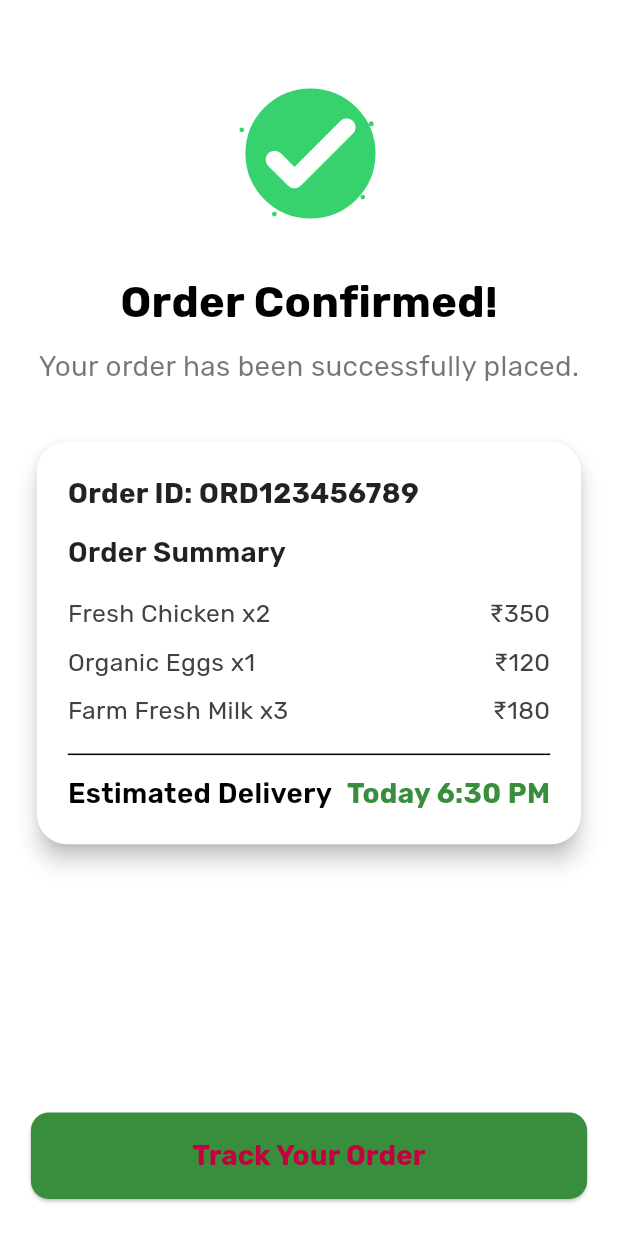
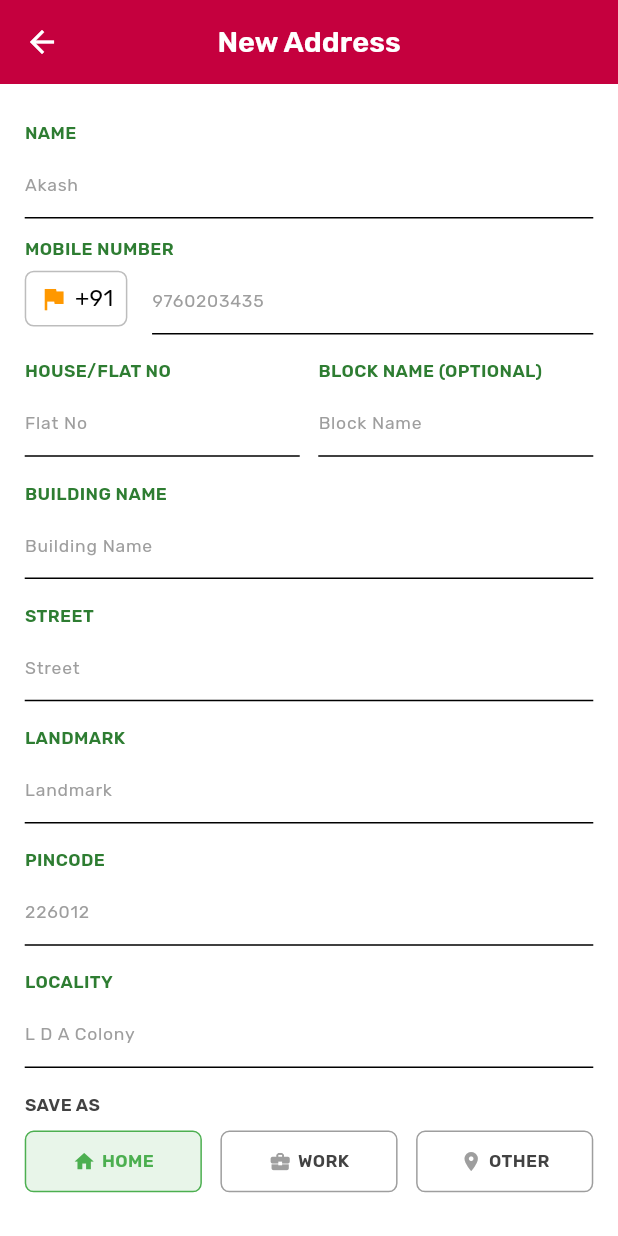
Before and after one commit to aakashmarv/warsimeetbazar, a Flutter app: the CartScreen screen opened by its route, after a tap on "Add Address", on a phone screen of 412 x 824 dp. Run offline on Flutter 3.47's test engine with Material 3 defaults, Android fonts, the light colour scheme and no system bars; our stand-ins replace get, google_fonts, google_maps_flutter, lottie, lucide_icons_flutter, permission_handler and 3 more; accounts and stored records are empty; statements that could not run were skipped.

Commit message:
changes
changes

```diff
--- a/lib/roots/routes.dart
+++ b/lib/roots/routes.dart
@@ -1,3 +1,4 @@
+import 'package:dry_fish/views/address/new_address_screen.dart';
 import 'package:dry_fish/views/auth/login_screen.dart';
 import 'package:dry_fish/views/auth/otp_verification_screen.dart';
 import 'package:dry_fish/views/cart/cart_screen.dart';
@@ -5,6 +6,7 @@ import 'package:dry_fish/views/dashboard/dasboard_screen.dart';
 import 'package:dry_fish/views/onboarding/onboarding_screen.dart';
 import 'package:dry_fish/views/order/order_confirmation_screen.dart';
 import 'package:dry_fish/views/order/order_tracking_screen.dart';
+import 'package:dry_fish/views/search_screen.dart';
 import 'package:dry_fish/views/splash_screen.dart';
 import 'package:get/get.dart';
 
@@ -17,6 +19,8 @@ class AppRoutes {
   static const cart = '/cart';
   static const orderConfirmer = '/orderConfirmer';
   static const orderTracking = '/orderTracking';
+  static const newAddress = '/newAddress';
+  static const search = '/search';
 
   static const _defaultTransition = Transition.cupertino;
   static const _transitionDuration = Duration(milliseconds: 500);
@@ -43,6 +47,8 @@ class AppRoutes {
       _buildPage(name: cart, page: () => CartScreen()),
       _buildPage(name: orderConfirmer, page: () => OrderConfirmationScreen()),
       _buildPage(name: orderTracking, page: () => OrderTrackingScreen()),
+      _buildPage(name: newAddress, page: () => NewAddressScreen()),
+      _buildPage(name: search, page: () => SearchScreen()),
 
     ];
   }
--- /dev/null
+++ b/lib/views/address/new_address_screen.dart
@@ -0,0 +1,209 @@
+import 'package:flutter/material.dart';
+import 'package:get/get.dart';
+import 'package:sizer/sizer.dart';
+
+class NewAddressScreen extends StatelessWidget {
+  const NewAddressScreen({super.key});
+
+  @override
+  Widget build(BuildContext context) {
+    return Scaffold(
+      appBar: AppBar(
+        leading: IconButton(
+          icon: const Icon(Icons.arrow_back),
+          onPressed: () => Get.back(),
+        ),
+        title: Text(
+          "New Address",
+          style: TextStyle(
+            fontSize: 18.sp,
+            fontWeight: FontWeight.w600,
+          ),
+        ),
+        centerTitle: true,
+      ),
+      body: SingleChildScrollView(
+        padding: EdgeInsets.symmetric(horizontal: 4.w, vertical: 1.h),
+        child: Column(
+          crossAxisAlignment: CrossAxisAlignment.start,
+          children: [
+            _buildTextField("NAME", "Akash"),
+            _buildMobileField(),
+            Row(
+              children: [
+                Expanded(
+                  child: _buildTextField("HOUSE/FLAT NO", "Flat No"),
+                ),
+                SizedBox(width: 3.w),
+                Expanded(
+                  child: _buildTextField("BLOCK NAME (OPTIONAL)", "Block Name"),
+                ),
+              ],
+            ),
+            _buildTextField("BUILDING NAME", "Building Name"),
+            _buildTextField("STREET", "Street"),
+            _buildTextField("LANDMARK", "Landmark"),
+            _buildTextField("PINCODE", "226012"),
+            _buildTextField("LOCALITY", "L D A Colony"),
+            SizedBox(height: 2.h),
+            Text(
+              "SAVE AS",
+              style: TextStyle(
+                fontSize: 14.sp,
+                fontWeight: FontWeight.w600,
+                color: Colors.grey[800],
+              ),
+            ),
+            SizedBox(height: 1.h),
+            Row(
+              children: [
+                _buildSaveAsButton("HOME", Icons.home, true),
+                SizedBox(width: 3.w),
+                _buildSaveAsButton("WORK", Icons.business_center, false),
+                SizedBox(width: 3.w),
+                _buildSaveAsButton("OTHER", Icons.location_on, false),
+              ],
+            ),
+            SizedBox(height: 4.h),
+            SafeArea(
+              minimum: EdgeInsets.only(
+                bottom: MediaQuery.of(context).viewPadding.bottom + 12, // adds safe padding
+              ),
+              child: SizedBox(
+                width: double.infinity,
+                height: 6.h,
+                child: ElevatedButton(
+                  style: ElevatedButton.styleFrom(
+                    backgroundColor: Colors.green,
+                    shape: RoundedRectangleBorder(
+                      borderRadius: BorderRadius.circular(10.sp),
+                    ),
+                  ),
+                  onPressed: () {},
+                  child: Text(
+                    "SAVE ADDRESS",
+                    style: TextStyle(
+                      fontSize: 14.sp,
+                      fontWeight: FontWeight.w600,
+                      color: Colors.white,
+                    ),
+                  ),
+                ),
+              ),
+            )
+
+          ],
+        ),
+      ),
+    );
+  }
+
+  Widget _buildTextField(String label, String hint) {
+    return Padding(
+      padding: EdgeInsets.only(top: 2.h),
+      child: Column(
+        crossAxisAlignment: CrossAxisAlignment.start,
+        children: [
+          Text(
+            label,
+            style: TextStyle(
+              fontSize: 14.sp,
+              fontWeight: FontWeight.w600,
+              color: Colors.green[800],
+            ),
+          ),
+          TextField(
+            decoration: InputDecoration(
+              hintText: hint,
+              hintStyle: TextStyle(fontSize: 14.sp, color: Colors.grey),
+              border: const UnderlineInputBorder(),
+            ),
+          ),
+        ],
+      ),
+    );
+  }
+
+  Widget _buildMobileField() {
+    return Padding(
+      padding: EdgeInsets.only(top: 1.5.h),
+      child: Column(
+        crossAxisAlignment: CrossAxisAlignment.start,
+        children: [
+          Text(
+            "MOBILE NUMBER",
+            style: TextStyle(
+              fontSize: 14.sp,
+              fontWeight: FontWeight.w600,
+              color: Colors.green[800],
+            ),
+          ),
+          Row(
+            children: [
+              Container(
+                padding: EdgeInsets.symmetric(horizontal: 2.w, vertical: 0.8.h),
+                decoration: BoxDecoration(
+                  border: Border.all(color: Colors.grey.shade400),
+                  borderRadius: BorderRadius.circular(10.sp),
+                ),
+                child: Row(
+                  children: [
+                    const Icon(Icons.flag, color: Colors.orange,size: 20,),
+                    SizedBox(width: 1.w),
+                    Text(
+                      "+91",
+                      style: TextStyle(fontSize: 16.sp),
+                    ),
+                  ],
+                ),
+              ),
+              SizedBox(width: 4.w),
+              Expanded(
+                child: TextField(
+                  keyboardType: TextInputType.phone,
+                  decoration: InputDecoration(
+                    hintText: "9760203435",
+                    hintStyle:
+                    TextStyle(fontSize: 14.sp, color: Colors.grey),
+                    border: const UnderlineInputBorder(),
+                  ),
+                ),
+              )
+            ],
+          )
+        ],
+      ),
+    );
+  }
+
+  Widget _buildSaveAsButton(String text, IconData icon, bool selected) {
+    return Expanded(
+      child: Container(
+        height: 5.h,
+        decoration: BoxDecoration(
+          borderRadius: BorderRadius.circular(10.sp),
+          border: Border.all(
+            color: selected ? Colors.green : Colors.grey,
+            width: 1,
+          ),
+          color: selected ? Colors.green.shade50 : Colors.transparent,
+        ),
+        child: Row(
+          mainAxisAlignment: MainAxisAlignment.center,
+          children: [
+            Icon(icon, size: 16.sp, color: selected ? Colors.green : Colors.grey),
+            SizedBox(width: 1.w),
+            Text(
+              text,
+              style: TextStyle(
+                fontSize: 14.sp,
+                fontWeight: FontWeight.w600,
+                color: selected ? Colors.green : Colors.grey[800],
+              ),
+            ),
+          ],
+        ),
+      ),
+    );
+  }
+}
--- a/lib/views/cart/cart_screen.dart
+++ b/lib/views/cart/cart_screen.dart
@@ -211,7 +211,7 @@ class _CartScreenState extends State<CartScreen> {
                       text: "Add Address",
                       withShadow: true,
                       onTap: () {
-                        Get.toNamed(AppRoutes.orderConfirmer);
+                        Get.toNamed(AppRoutes.newAddress);
                       },
                     ),
                   ],
--- a/lib/views/dashboard/dasboard_screen.dart
+++ b/lib/views/dashboard/dasboard_screen.dart
@@ -1,4 +1,6 @@
 import 'package:dry_fish/views/account/account_screen.dart';
+import 'package:dry_fish/views/cart/cart_screen.dart';
+import 'package:dry_fish/views/search_screen.dart';
 import 'package:flutter/material.dart';
 import 'package:flutter/services.dart';
 import 'package:get/get.dart';
@@ -23,10 +25,10 @@ class _DashboardScreenState extends State<DashboardScreen> {
 
   final List<Widget> _screens = [
     const HomeScreen(),
-    Center(child: Text("Search")),
+    SearchScreen(),
     Center(child: Text("Categories")),
     AccountScreen(),
-    Center(child: Text("Cart")),
+    CartScreen(),
   ];
 
   @override
--- a/pubspec.yaml
+++ b/pubspec.yaml
@@ -43,6 +43,7 @@ dependencies:
   lucide_icons_flutter: ^3.1.0
   permission_handler: ^12.0.1
   google_maps_flutter: ^2.13.1
+  sizer: ^3.1.3
 
 dev_dependencies:
   flutter_test:
```
Also changed, not shown: lib/main.dart (+9 -4 lines), lib/views/account/account_screen.dart (+104 -50 lines), lib/views/products/product_detail_screen.dart (+35 -23 lines), lib/views/search_screen.dart (added, +189 -0 lines), pubspec.lock.
